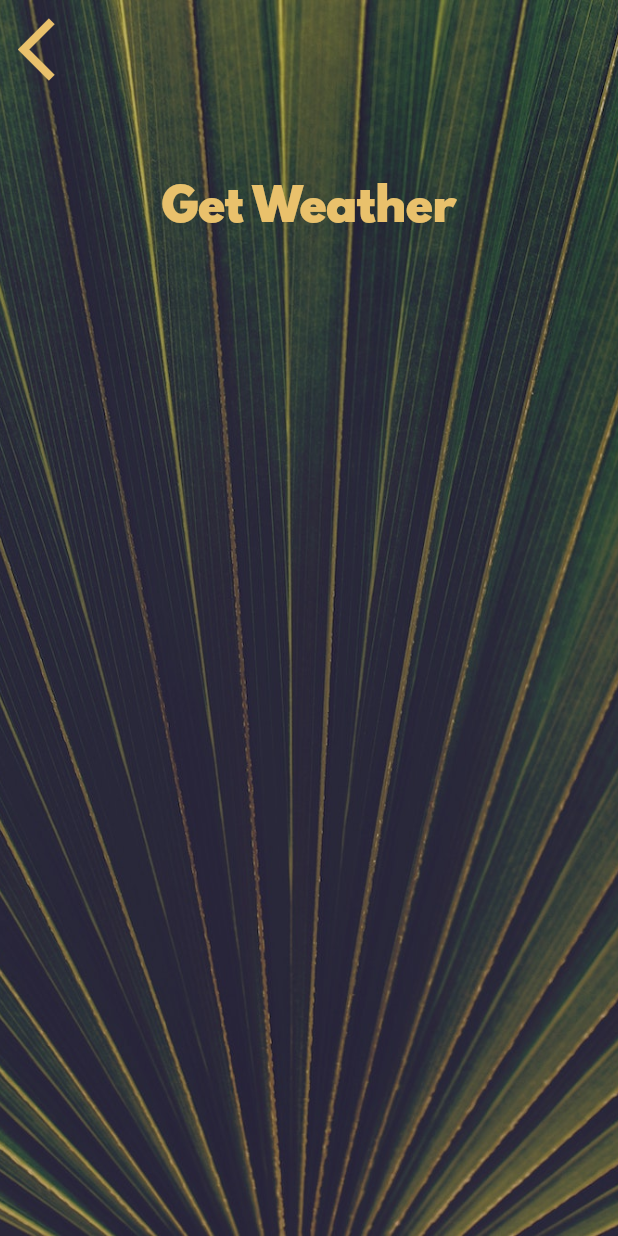
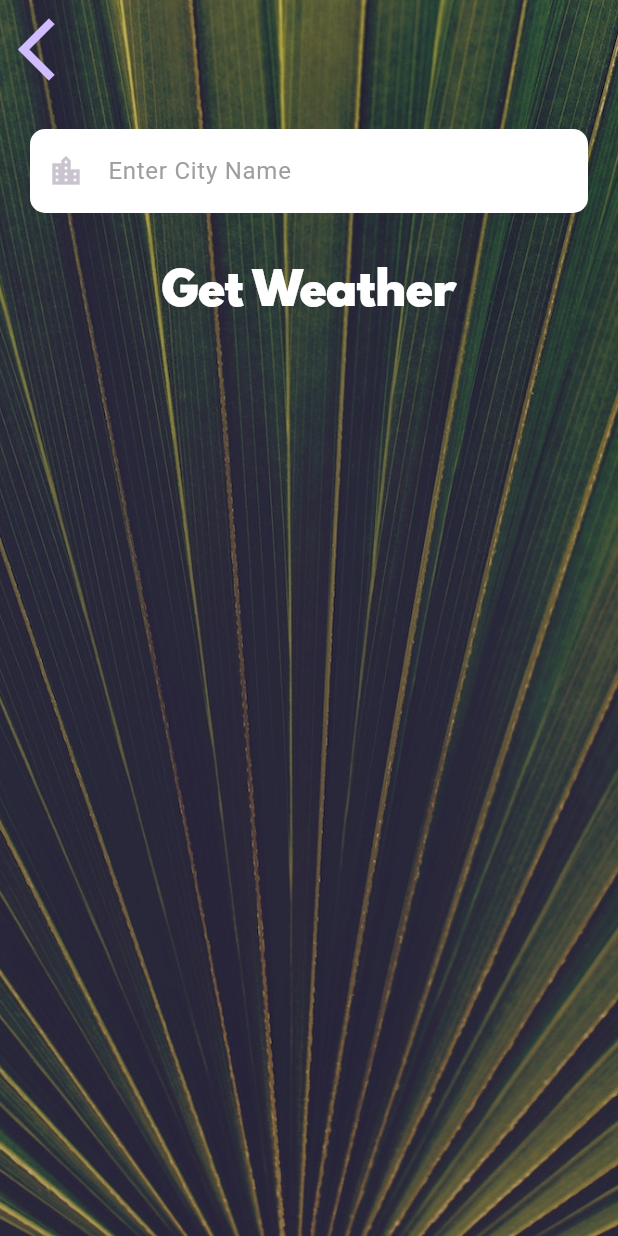
Before and after one commit to lucas-marianno/Flutter_Development_Bootcamp, a Flutter app: the CityScreen screen opened directly, on a phone screen of 412 x 824 dp. Run offline on Flutter 3.47's test engine with Material 2 defaults, Android fonts, the phone set to English and light mode, and no system bars; our stand-ins replace flutter_spinkit, font_awesome_flutter, geolocator; missing offline and left inert: audiofileplayer, restart_app.

Commit message:
clima WIP

```diff
--- a/clima_flutter/lib/main.dart
+++ b/clima_flutter/lib/main.dart
@@ -1,5 +1,5 @@
+import 'package:clima_flutter/screens/loading_screen.dart';
 import 'package:flutter/material.dart';
-import 'package:clima_flutter/screens/loading_screen.dart';
 
 void main() => runApp(const MyApp());
 
@@ -13,7 +13,7 @@ class MyApp extends StatelessWidget {
       theme: ThemeData(
         useMaterial3: true,
         brightness: Brightness.dark,
-        colorSchemeSeed: Colors.amber,
+        //colorSchemeSeed: Colors.amber,
       ),
       home: const LoadingScreen(),
     );
--- a/clima_flutter/lib/screens/city_screen.dart
+++ b/clima_flutter/lib/screens/city_screen.dart
@@ -9,6 +9,7 @@ class CityScreen extends StatefulWidget {
 }
 
 class _CityScreenState extends State<CityScreen> {
+  String cityName = '';
   @override
   Widget build(BuildContext context) {
     return Scaffold(
@@ -26,7 +27,9 @@ class _CityScreenState extends State<CityScreen> {
               Align(
                 alignment: Alignment.topLeft,
                 child: TextButton(
-                  onPressed: () {},
+                  onPressed: () {
+                    Navigator.pop(context, cityName);
+                  },
                   child: const Icon(
                     Icons.arrow_back_ios,
                     size: 50.0,
@@ -35,7 +38,13 @@ class _CityScreenState extends State<CityScreen> {
               ),
               Container(
                 padding: const EdgeInsets.all(20.0),
-                child: null,
+                child: TextField(
+                  style: const TextStyle(color: Colors.black),
+                  decoration: kInputDecoration,
+                  onChanged: (value) {
+                    cityName = value;
+                  },
+                ),
               ),
               TextButton(
                 onPressed: () {},
--- a/clima_flutter/lib/utilities/constants.dart
+++ b/clima_flutter/lib/utilities/constants.dart
@@ -3,18 +3,36 @@ import 'package:flutter/material.dart';
 const kTempTextStyle = TextStyle(
   fontFamily: 'Spartan MB',
   fontSize: 100.0,
+  color: Colors.white,
 );
 
 const kMessageTextStyle = TextStyle(
   fontFamily: 'Spartan MB',
   fontSize: 60.0,
+  color: Colors.white,
 );
 
 const kButtonTextStyle = TextStyle(
   fontSize: 30.0,
   fontFamily: 'Spartan MB',
+  color: Colors.white,
 );
 
 const kConditionTextStyle = TextStyle(
   fontSize: 100.0,
+  color: Colors.white,
 );
+
+const kInputDecoration = InputDecoration(
+  prefixIcon: Icon(
+    Icons.location_city,
+  ),
+  hintText: 'Enter City Name',
+  hintStyle: TextStyle(color: Colors.grey),
+  filled: true,
+  fillColor: Colors.white,
+  border: OutlineInputBorder(
+    borderRadius: BorderRadius.all(Radius.circular(10)),
+    borderSide: BorderSide.none,
+  ),
+);
```
Also changed, not shown: clima_flutter/lib/screens/location_screen.dart (+10 -1 lines), clima_flutter/lib/services/dialog_alerts.dart (+52 -22 lines).
